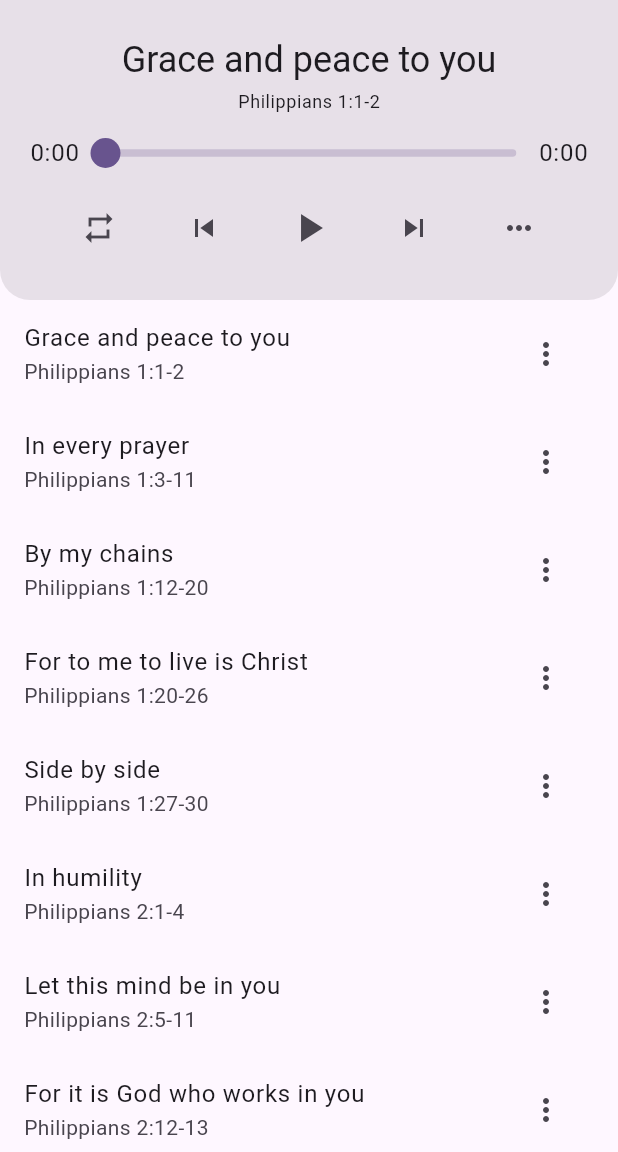
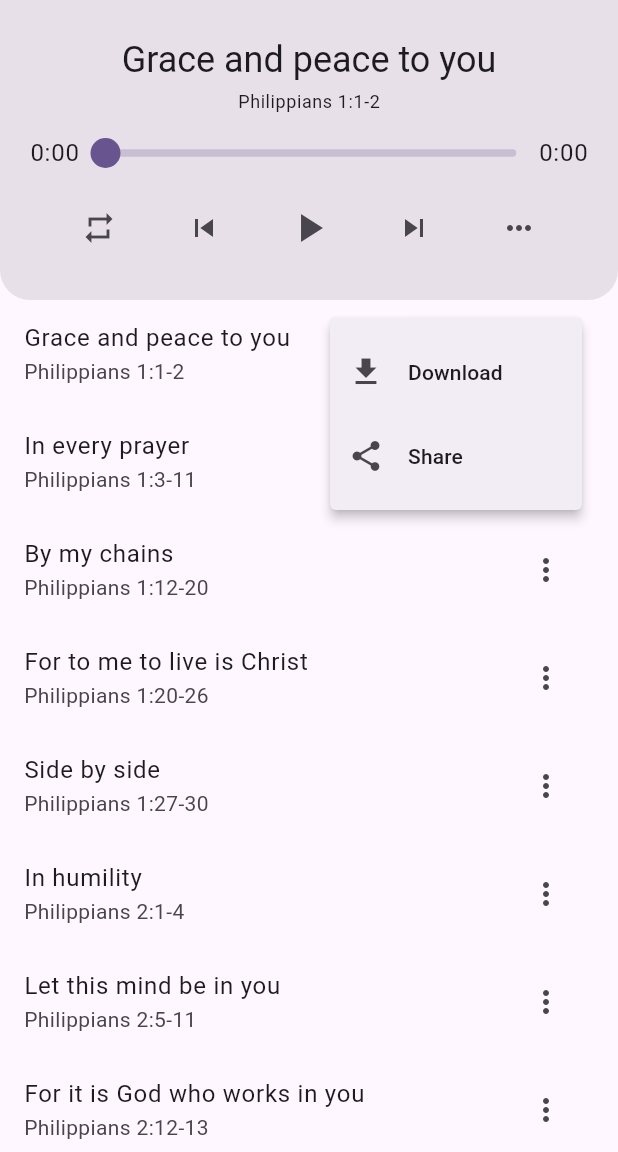
Before and after one commit to ethnosdev/scripturesongs, a Flutter app: the screen it shows after launch, after a tap on the "more vert" icon, on a phone screen of 412 x 824 dp, the part 84-1236 px from its top. Run offline on Flutter 3.47's test engine with Material 3 defaults, Android fonts, the light colour scheme and no system bars; drawn by our look-alikes of audio_video_progress_bar; our stand-ins replace device_info_plus, get_it, just_audio, just_audio_background, permission_handler, share_plus and 1 more.

Commit message:
add sharing and download

```diff
--- a/lib/services/audio_manager.dart
+++ b/lib/services/audio_manager.dart
@@ -93,13 +93,14 @@ class AudioManager {
 
   void _listenForChangesInSequenceState() {
     _audioPlayer.sequenceStateStream.listen((sequenceState) {
-      if (sequenceState == null) return;
       final currentItem = sequenceState.currentSource;
       currentSongNotifier.value = currentItem?.tag as MediaItem?;
       isFirstSongNotifier.value = sequenceState.currentIndex == 0;
-      isLastSongNotifier.value =
-          sequenceState.effectiveSequence.length ==
-          sequenceState.currentIndex + 1;
+      if (sequenceState.currentIndex != null) {
+        isLastSongNotifier.value =
+            sequenceState.effectiveSequence.length ==
+            sequenceState.currentIndex! + 1;
+      }
     });
   }
 
--- a/lib/ui/home/home_screen.dart
+++ b/lib/ui/home/home_screen.dart
@@ -199,14 +199,37 @@ class _HomeScreenState extends State<HomeScreen> {
         return ListView.builder(
           itemCount: songs.length,
           itemBuilder: (context, index) {
+            final song = songs[index];
             return ListTile(
-              title: Text(songs[index].title),
-              subtitle: Text(songs[index].reference),
-              trailing: IconButton(
-                onPressed: () {
-                  // TODO: Implement more menu
+              title: Text(song.title),
+              subtitle: Text(song.reference),
+              trailing: PopupMenuButton<String>(
+                icon: const Icon(Icons.more_vert),
+                onSelected: (value) {
+                  if (value == 'download') {
+                    _handleDownload(context, song);
+                  } else if (value == 'share') {
+                    _homeManager.shareSong(song);
+                  }
                 },
-                icon: const Icon(Icons.more_vert),
+                itemBuilder: (BuildContext context) => <PopupMenuEntry<String>>[
+                  const PopupMenuItem<String>(
+                    value: 'download',
+                    child: ListTile(
+                      leading: Icon(Icons.download),
+                      title: Text('Download'),
+                      contentPadding: EdgeInsets.zero,
+                    ),
+                  ),
+                  const PopupMenuItem<String>(
+                    value: 'share',
+                    child: ListTile(
+                      leading: Icon(Icons.share),
+                      title: Text('Share'),
+                      contentPadding: EdgeInsets.zero,
+                    ),
+                  ),
+                ],
               ),
               onTap: () {
                 _audioManager.seek(Duration.zero, index: index);
@@ -218,4 +241,31 @@ class _HomeScreenState extends State<HomeScreen> {
       },
     );
   }
+
+  Future<void> _handleDownload(BuildContext context, Song song) async {
+    ScaffoldMessenger.of(
+      context,
+    ).showSnackBar(SnackBar(content: Text('Downloading "${song.title}"...')));
+
+    try {
+      final message = await _homeManager.downloadSong(song);
+
+      if (context.mounted) {
+        ScaffoldMessenger.of(context).hideCurrentSnackBar();
+        ScaffoldMessenger.of(context).showSnackBar(
+          SnackBar(content: Text(message), backgroundColor: Colors.green),
+        );
+      }
+    } catch (e) {
+      if (context.mounted) {
+        ScaffoldMessenger.of(context).hideCurrentSnackBar();
+        ScaffoldMessenger.of(context).showSnackBar(
+          SnackBar(
+            content: Text(e.toString().replaceAll('Exception: ', '')),
+            backgroundColor: Colors.red,
+          ),
+        );
+      }
+    }
+  }
 }
```
Also changed, not shown: lib/ui/home/home_manager.dart (+88 -0 lines), pubspec.yaml (+5 -4 lines), pubspec.lock, 3 other files.
